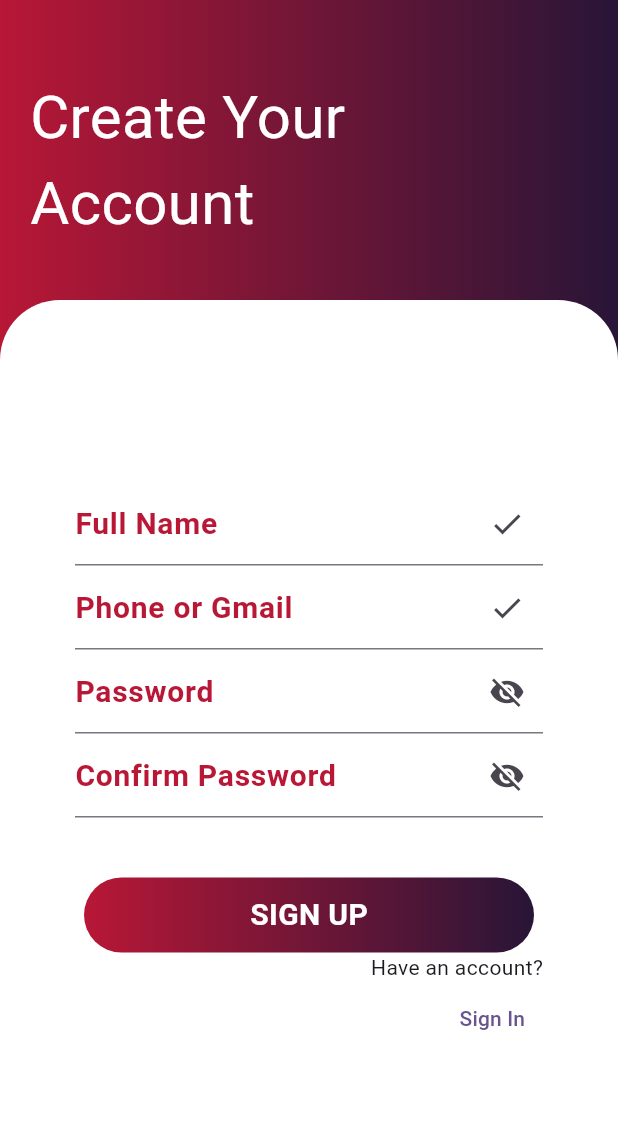
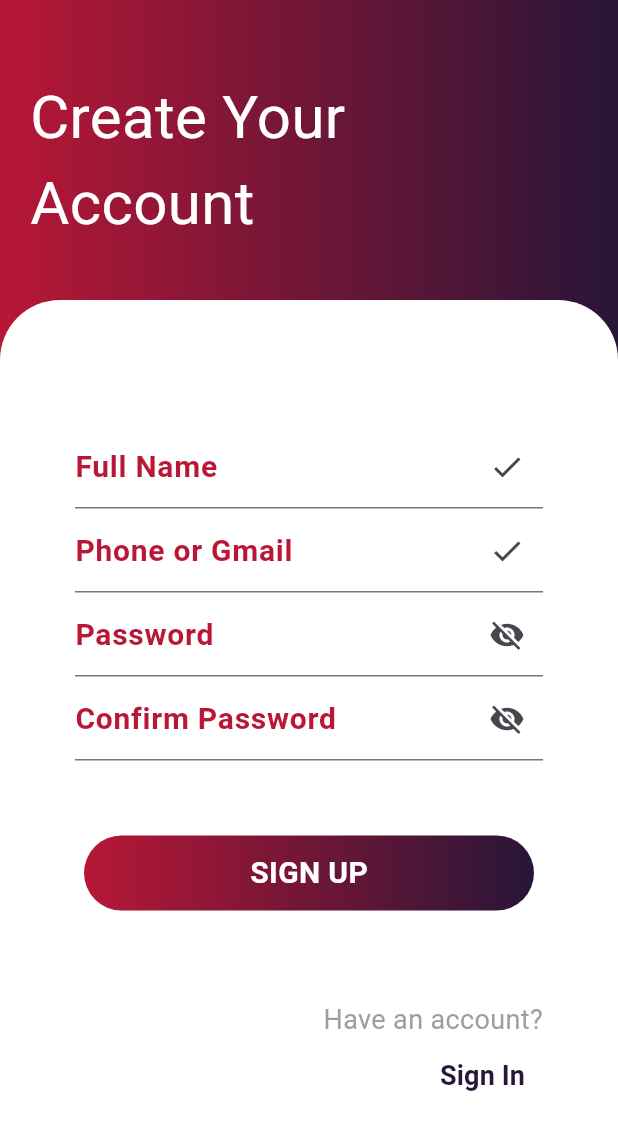
Before and after one commit to RichFlair/login_sign_up_screen, a Flutter app: the RegistrationScreen screen opened directly, on a phone screen of 412 x 824 dp. Shown: the top 1130 px of the screen. Run offline on Flutter 3.47's test engine with Material 3 defaults, Android fonts, the phone set to English and light mode, and no system bars.

Commit message:
buiding the form

```diff
--- a/lib/registration_screen.dart
+++ b/lib/registration_screen.dart
@@ -111,7 +111,7 @@ class RegistrationScreen extends StatelessWidget {
                     ),
                   ),
                   const SizedBox(
-                    height: 40,
+                    height: 50,
                   ),
                   // Sign Up button container
                   Container(
@@ -139,15 +139,28 @@ class RegistrationScreen extends StatelessWidget {
                       ),
                     ),
                   ),
+                  const SizedBox(
+                    height: 60,
+                  ),
                   Align(
                     alignment: Alignment.bottomRight,
                     child: Column(
                       crossAxisAlignment: CrossAxisAlignment.end,
                       children: [
-                        const Text('Have an account?'),
+                        const Text(
+                          'Have an account?',
+                          style: TextStyle(color: Colors.grey, fontSize: 18),
+                        ),
                         TextButton(
                           onPressed: () {},
-                          child: const Text('Sign In'),
+                          child: const Text(
+                            'Sign In',
+                            style: TextStyle(
+                              color: Color(0xff281537),
+                              fontSize: 18,
+                              fontWeight: FontWeight.bold,
+                            ),
+                          ),
                         ),
                       ],
                     ),
```
